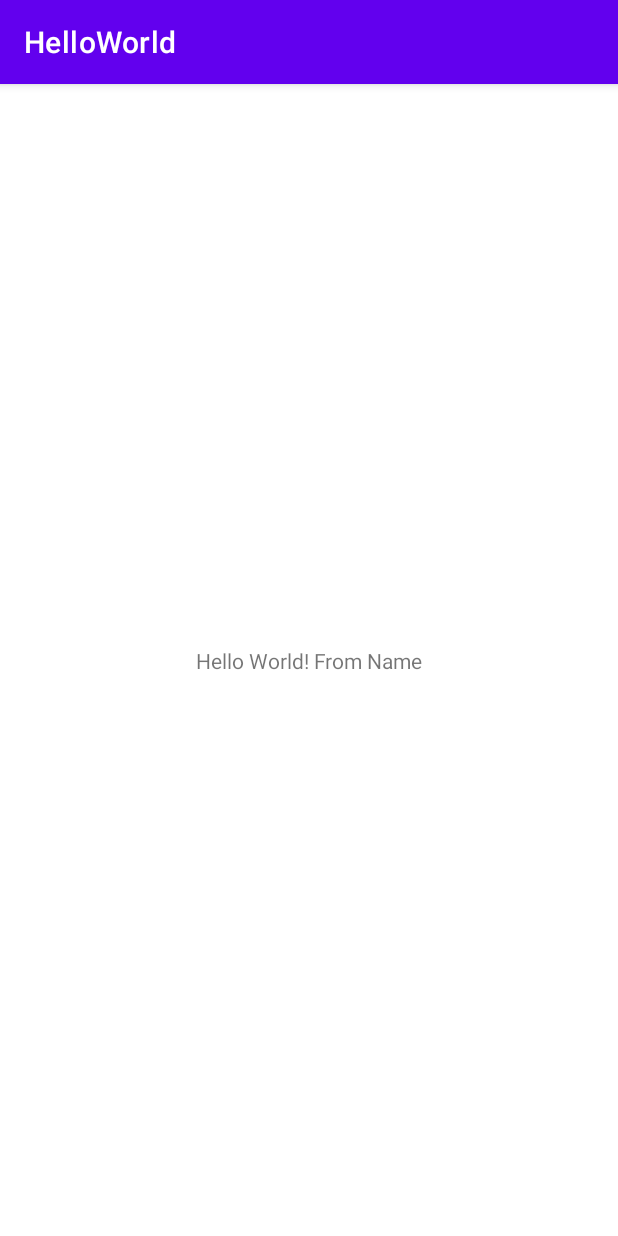
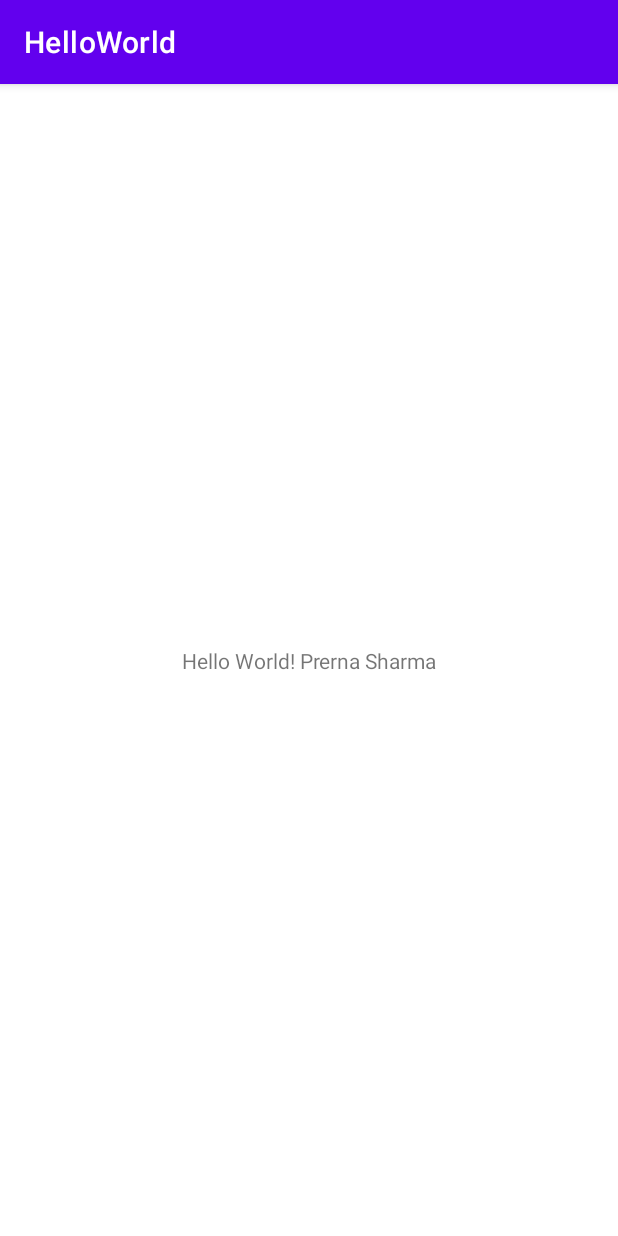
Before and after one commit to Mobile-Computing-Winter-2021/assignment0-prerna1124, an Android app: the screen it shows after launch (MainActivity), on a phone screen of 412 x 824 dp. Run offline under Robolectric (Android 15) with nearby library versions, the phone set to English and light mode, and no system bars.

Commit message:
change in string.xml file

```diff
--- a/app/src/main/res/values/strings.xml
+++ b/app/src/main/res/values/strings.xml
@@ -1,4 +1,4 @@
 <resources>
     <string name="app_name">HelloWorld</string>
-    <string name="greeting_text">Hello World! "From Name" </string>
+    <string name="greeting_text">Hello World! Prerna Sharma </string>
 </resources>
```
